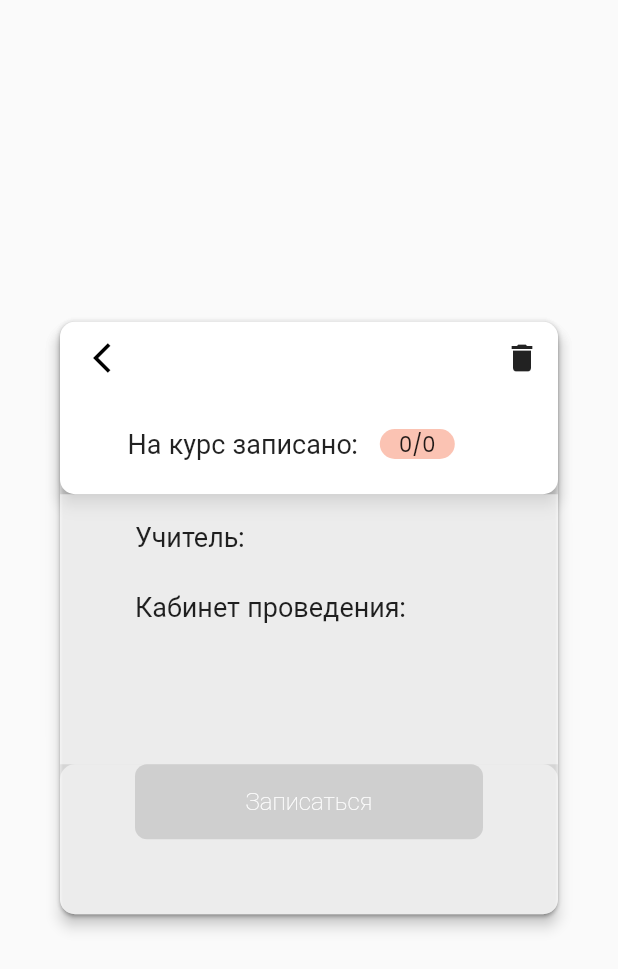
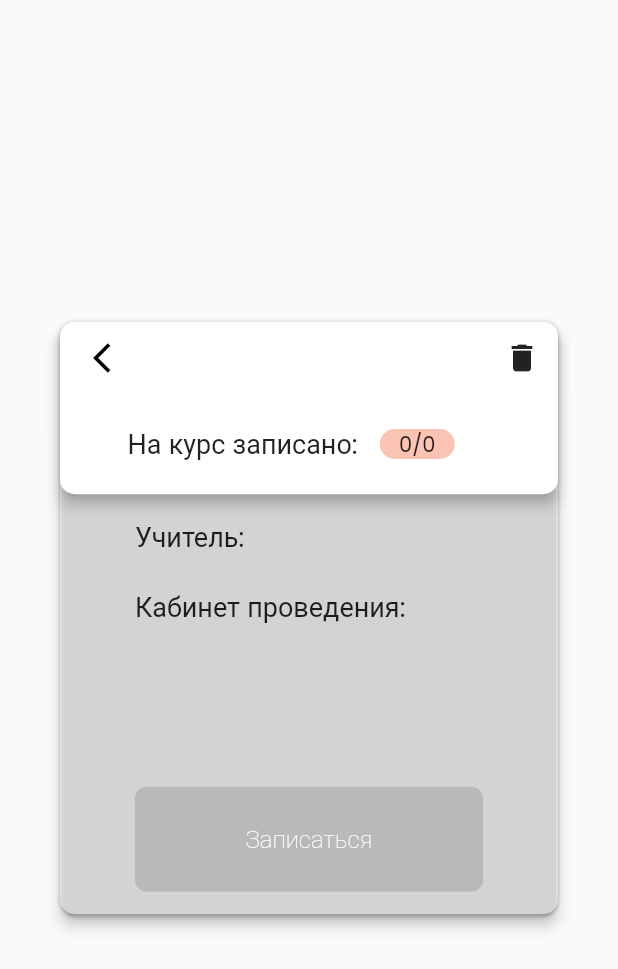
Before and after one commit to Akanov-Kanta/Courses, a Flutter app: the CourseInfoDialog widget shown alone on an empty page, opened directly with empty values, on a phone screen of 412 x 824 dp. Shown: the top 969 px of the screen. Run offline on Flutter 3.47's test engine with Material 2 defaults, Android fonts, the phone set to English and light mode, and no system bars; our stand-ins replace awesome_dialog, cloud_firestore, firebase_auth, firebase_core, firebase_database, google_fonts; accounts and stored records are empty.

Commit message:
course_info_dialog tiny changes

```diff
--- a/lib/pages/courses/course_info_dialog.dart
+++ b/lib/pages/courses/course_info_dialog.dart
@@ -37,10 +37,14 @@ class CourseInfoDialog extends StatelessWidget {
     print(topicName);
     print(courseName);
     await databaseReference.child('courses').child(courseName).remove();
-    await databaseReference.child('topics').child(topicName).child('courses').child(courseName).remove();
+    await databaseReference
+        .child('topics')
+        .child(topicName)
+        .child('courses')
+        .child(courseName)
+        .remove();
+  }
 
-
-  }
   void addToCourses(String userId, String topicName) {
     final databaseReference = FirebaseDatabase.instance.ref();
     databaseReference
@@ -70,9 +74,11 @@ class CourseInfoDialog extends StatelessWidget {
       print("Failed to add topic to user: $error");
     });
   }
+
   @override
   Widget build(BuildContext context) {
     return Dialog(
+      backgroundColor: Colors.grey.shade50,
       elevation: 4,
       shape: RoundedRectangleBorder(
         borderRadius: BorderRadius.circular(10),
@@ -151,16 +157,17 @@ class CourseInfoDialog extends StatelessWidget {
                                             ),
                                           ),
                                         ),
-                                      ),// Добавляем Spacer для занимания свободного пространства
-                                      userRole == Roles.admin ?IconButton(
-                                        icon: Icon(Icons.delete),
-                                        onPressed: (){
-
-                                          deleteDocument(topicName,topicNAME);
-                                          Navigator.of(context).pop();
-                                        },
-                                      ):
-                                      Container(),
+                                      ), // Добавляем Spacer для занимания свободного пространства
+                                      userRole == Roles.admin
+                                          ? IconButton(
+                                              icon: Icon(Icons.delete),
+                                              onPressed: () {
+                                                deleteDocument(
+                                                    topicName, topicNAME);
+                                                Navigator.of(context).pop();
+                                              },
+                                            )
+                                          : Container(),
                                     ],
                                   ),
                                 ),
@@ -202,11 +209,8 @@ class CourseInfoDialog extends StatelessWidget {
                             ),
                           ),
                         ),
-                        Container(
+                        SizedBox(
                           height: 180,
-                          decoration: BoxDecoration(
-                            color: Colors.white54,
-                          ),
                           child: Column(
                             mainAxisSize: MainAxisSize.max,
                             children: [
@@ -242,18 +246,12 @@ class CourseInfoDialog extends StatelessWidget {
                             ],
                           ),
                         ),
-                        Container(
+                        SizedBox(
                           height: 100,
-                          decoration: BoxDecoration(
-                            borderRadius: BorderRadius.circular(10),
-                            color: Colors.white54,
-                          ),
                           child: Padding(
-                            padding:
-                                EdgeInsetsDirectional.fromSTEB(50, 0, 50, 50),
+                            padding: const EdgeInsets.symmetric(horizontal: 50.0, vertical: 15),
                             child: ElevatedButton(
-                              onPressed: userRole == Roles.student &&
-                                      count < max
+                              onPressed: userRole == Roles.student && count < max
                                   ? () {
                                       AwesomeDialog(
                                         context: context,
@@ -268,11 +266,12 @@ class CourseInfoDialog extends StatelessWidget {
                                           Navigator.of(context).pop();
                                         },
                                       ).show();
+                                      signUpForCourses();
                                     }
                                   : null,
                               style: ElevatedButton.styleFrom(
                                 padding: EdgeInsets.symmetric(horizontal: 24),
-                                primary: count == max
+                                backgroundColor: count == max
                                     ? Colors.grey
                                     : DarkPurple, // Replace with your desired button color
                                 elevation: 3,
@@ -285,9 +284,8 @@ class CourseInfoDialog extends StatelessWidget {
                                 crossAxisAlignment: CrossAxisAlignment.center,
                                 children: [
                                   TextButton(
-                                    onPressed: (){
+                                    onPressed: () {
                                       signUpForCourses();
-
                                     },
                                     child: Text(
                                       'Записаться',
```
